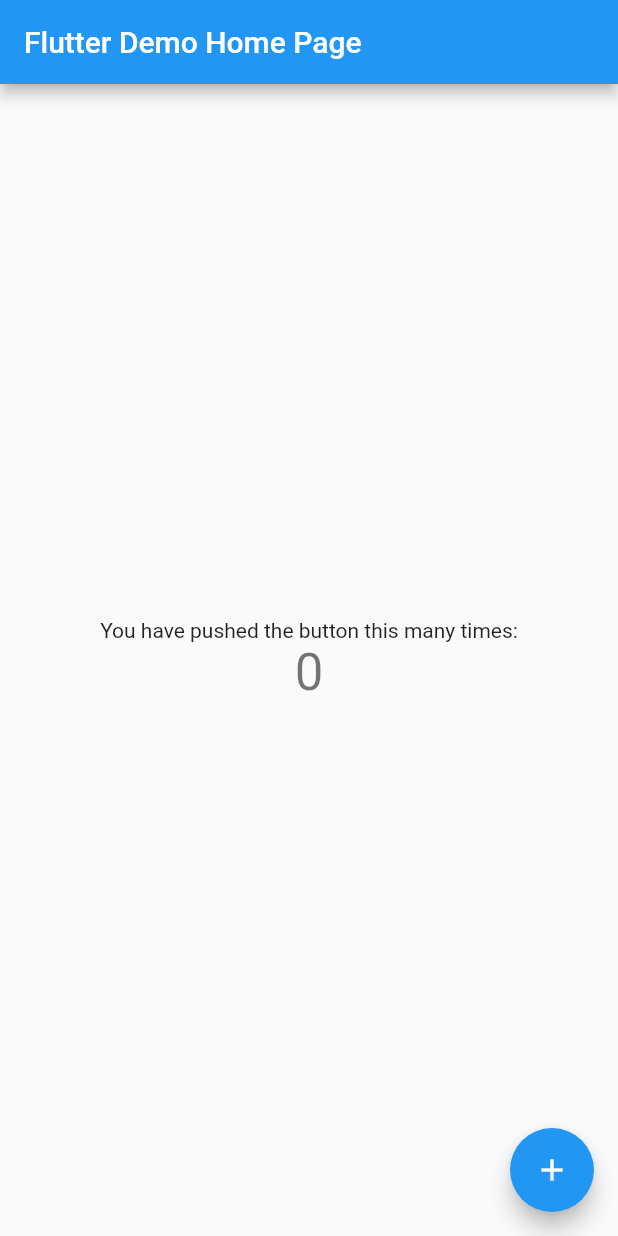
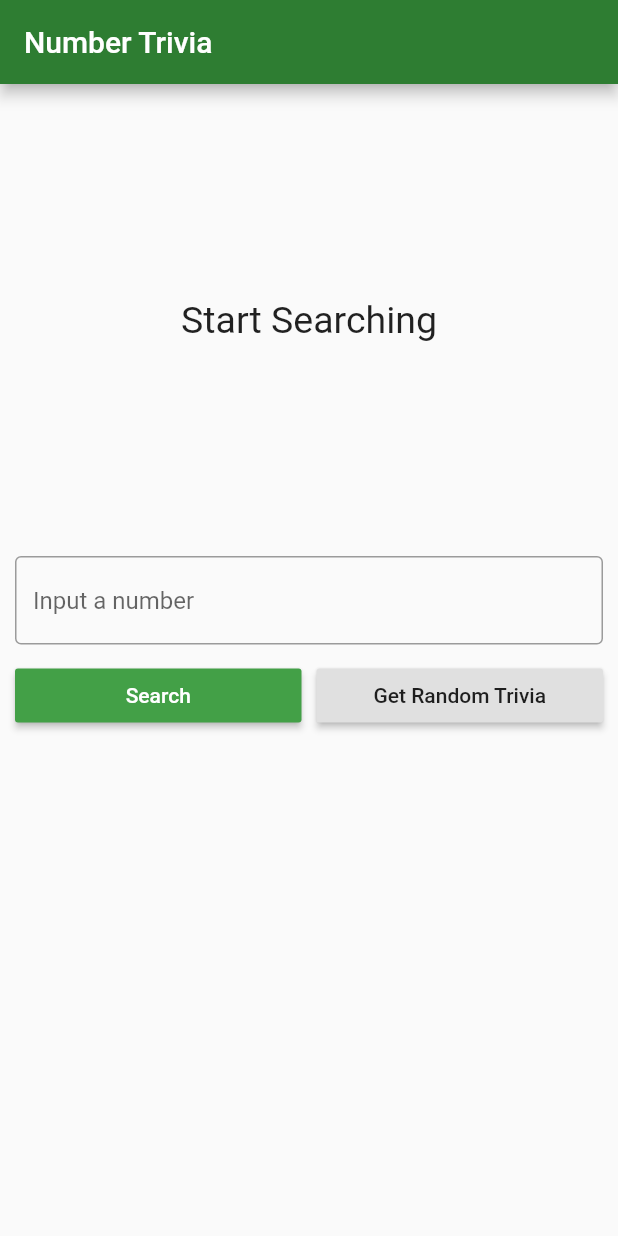
Before and after one commit to josemarjobs/learning-flutter, a Flutter app: the screen it shows after launch, on a phone screen of 412 x 824 dp. Run offline on Flutter 3.47's test engine with Material 2 defaults, Android fonts, the phone set to English and light mode, and no system bars; our stand-ins replace bloc, cached_network_image, cloud_firestore, dartz, data_connection_checker, equatable and 10 more; missing offline and left inert: grpc, protobuf; accounts and stored records are empty.

```diff
--- /dev/null
+++ b/number_trivia/lib/features/number_trivia/presentation/pages/number_trivia_page.dart
@@ -0,0 +1,133 @@
+import 'package:flutter/material.dart';
+import 'package:flutter_bloc/flutter_bloc.dart';
+import 'package:number_trivia/features/number_trivia/presentation/bloc/bloc.dart';
+import 'package:number_trivia/features/number_trivia/presentation/widgets/widgets.dart';
+
+import '../../../../injection_container.dart';
+
+class NumberTriviaPage extends StatelessWidget {
+  const NumberTriviaPage({Key key}) : super(key: key);
+
+  @override
+  Widget build(BuildContext context) {
+    return Scaffold(
+      appBar: AppBar(
+        title: Text('Number Trivia'),
+      ),
+      body: buildBody(context),
+    );
+  }
+
+  BlocProvider<NumberTriviaBloc> buildBody(BuildContext context) {
+    return BlocProvider(
+      builder: (context) => sl<NumberTriviaBloc>(),
+      child: Center(
+        child: Padding(
+          padding: const EdgeInsets.all(10.0),
+          child: Column(
+            children: <Widget>[
+              SizedBox(height: 10.0),
+              //* top half: output area
+              buildOutputArea(context),
+              SizedBox(height: 20.0),
+              //* bottom half: input area
+              buildInputArea(context),
+            ],
+          ),
+        ),
+      ),
+    );
+  }
+
+  Widget buildInputArea(BuildContext context) {
+    return TriviaControlls();
+  }
+
+  Widget buildOutputArea(BuildContext context) {
+    return BlocBuilder<NumberTriviaBloc, NumberTriviaState>(
+      builder: (context, state) {
+        if (state is Empty) {
+          return MessageDisplay(message: 'Start Searching');
+        } else if (state is Error) {
+          return MessageDisplay(message: state.message);
+        } else if (state is Loading) {
+          return LoadingWidget();
+        } else if (state is Loaded) {
+          return TriviaDisplay(numberTrivia: state.numberTrivia);
+        }
+        return Text('Something went wrong');
+      },
+    );
+  }
+}
+
+class TriviaControlls extends StatefulWidget {
+  const TriviaControlls({
+    Key key,
+  }) : super(key: key);
+
+  @override
+  _TriviaControllsState createState() => _TriviaControllsState();
+}
+
+class _TriviaControllsState extends State<TriviaControlls> {
+  String inputString;
+  final textController = TextEditingController();
+
+  @override
+  Widget build(BuildContext context) {
+    return Column(
+      children: <Widget>[
+        TextField(
+          controller: textController,
+          decoration: InputDecoration(
+            border: OutlineInputBorder(),
+            hintText: 'Input a number',
+          ),
+          keyboardType: TextInputType.number,
+          onSubmitted: (val) {
+            inputString = val;
+            getConcreteNumberTrivia();
+          },
+          onChanged: (val) {
+            inputString = val;
+          },
+        ),
+        SizedBox(height: 10.0),
+        Row(
+          children: <Widget>[
+            Expanded(
+              child: RaisedButton(
+                child: Text('Search'),
+                color: Theme.of(context).accentColor,
+                textTheme: ButtonTextTheme.primary,
+                onPressed: getConcreteNumberTrivia,
+              ),
+            ),
+            SizedBox(width: 10.0),
+            Expanded(
+              child: RaisedButton(
+                child: Text('Get Random Trivia'),
+                onPressed: getRandomNumberTrivia,
+              ),
+            )
+          ],
+        )
+      ],
+    );
+  }
+
+  void getConcreteNumberTrivia() {
+    textController.clear();
+    BlocProvider.of<NumberTriviaBloc>(context).dispatch(
+      GetTriviaForConcreteNumber(inputString),
+    );
+  }
+
+  void getRandomNumberTrivia() {
+    textController.clear();
+    BlocProvider.of<NumberTriviaBloc>(context).dispatch(
+      GetTriviaForRandomNumber(),
+    );
+  }
+}
--- /dev/null
+++ b/number_trivia/lib/features/number_trivia/presentation/widgets/message_display.dart
@@ -0,0 +1,28 @@
+import 'package:flutter/material.dart';
+
+class MessageDisplay extends StatelessWidget {
+  final String message;
+
+  const MessageDisplay({
+    Key key,
+    @required this.message,
+  }) : super(key: key);
+
+  @override
+  Widget build(BuildContext context) {
+    return Container(
+      height: MediaQuery.of(context).size.height / 3,
+      child: Center(
+        child: SingleChildScrollView(
+          child: Text(
+            message,
+            textAlign: TextAlign.center,
+            style: TextStyle(
+              fontSize: 25.0,
+            ),
+          ),
+        ),
+      ),
+    );
+  }
+}
--- /dev/null
+++ b/number_trivia/lib/features/number_trivia/presentation/widgets/widgets.dart
@@ -0,0 +1,3 @@
+export 'loading_widget.dart';
+export 'message_display.dart';
+export 'trivia_display.dart';
--- a/number_trivia/lib/main.dart
+++ b/number_trivia/lib/main.dart
@@ -1,7 +1,8 @@
 import 'package:flutter/material.dart';
+import 'package:number_trivia/features/number_trivia/presentation/pages/number_trivia_page.dart';
 import 'package:number_trivia/injection_container.dart' as di;
 
-Future<void> main() async{
+Future<void> main() async {
   await di.init();
   runApp(MyApp());
 }
@@ -10,58 +11,12 @@ class MyApp extends StatelessWidget {
   @override
   Widget build(BuildContext context) {
     return MaterialApp(
-      title: 'Flutter Demo',
+      title: 'Number Trivia',
       theme: ThemeData(
-        primarySwatch: Colors.blue,
+        primaryColor: Colors.green.shade800,
+        accentColor: Colors.green.shade600,
       ),
-      home: MyHomePage(title: 'Flutter Demo Home Page'),
+      home: NumberTriviaPage(),
     );
   }
 }
-
-class MyHomePage extends StatefulWidget {
-  MyHomePage({Key key, this.title}) : super(key: key);
-
-  final String title;
-
-  @override
-  _MyHomePageState createState() => _MyHomePageState();
-}
-
-class _MyHomePageState extends State<MyHomePage> {
-  int _counter = 0;
-
-  void _incrementCounter() {
-    setState(() {
-      _counter++;
-    });
-  }
-
-  @override
-  Widget build(BuildContext context) {
-    return Scaffold(
-      appBar: AppBar(
-        title: Text(widget.title),
-      ),
-      body: Center(
-        child: Column(
-          mainAxisAlignment: MainAxisAlignment.center,
-          children: <Widget>[
-            Text(
-              'You have pushed the button this many times:',
-            ),
-            Text(
-              '$_counter',
-              style: Theme.of(context).textTheme.display1,
-            ),
-          ],
-        ),
-      ),
-      floatingActionButton: FloatingActionButton(
-        onPressed: _incrementCounter,
-        tooltip: 'Increment',
-        child: Icon(Icons.add),
-      ),
-    );
-  }
-}
```
Also changed, not shown: number_trivia/lib/features/number_trivia/presentation/widgets/loading_widget.dart (added, +13 -0 lines), number_trivia/lib/features/number_trivia/presentation/widgets/trivia_display.dart (added, +42 -0 lines), 3 other files.
